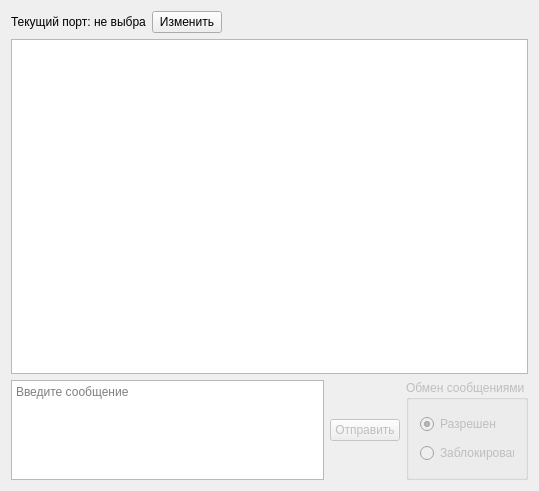
The window that mainwindow.ui (ishimko/COM-lab) describes before a commit, drawn with Qt 5.
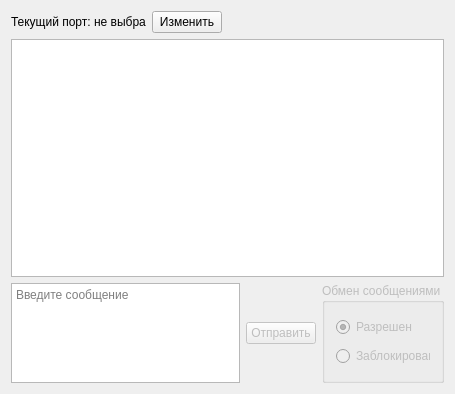
The same window after the commit.

Commit message: Ctrl-Enter для отправки сообщения, положение кнопки изменить

```diff
--- a/mainwindow.ui
+++ b/mainwindow.ui
@@ -6,8 +6,8 @@
    <rect>
     <x>0</x>
     <y>0</y>
-    <width>539</width>
-    <height>491</height>
+    <width>448</width>
+    <height>394</height>
    </rect>
   </property>
   <property name="windowTitle">
@@ -15,40 +15,7 @@
   </property>
   <widget class="QWidget" name="centralWidget">
    <layout class="QGridLayout" name="gridLayout">
-    <item row="2" column="0" colspan="4">
-     <widget class="QPlainTextEdit" name="txtMessageText">
-      <property name="maximumSize">
-       <size>
-        <width>16777215</width>
-        <height>100</height>
-       </size>
-      </property>
-      <property name="placeholderText">
-       <string>Введите сообщение</string>
-      </property>
-     </widget>
-    </item>
-    <item row="0" column="0">
-     <widget class="QLabel" name="lblCurrentPort">
-      <property name="maximumSize">
-       <size>
-        <width>135</width>
-        <height>16777215</height>
-       </size>
-      </property>
-      <property name="text">
-       <string>Текущий порт: не выбран</string>
-      </property>
-     </widget>
-    </item>
-    <item row="1" column="0" colspan="6">
-     <widget class="QPlainTextEdit" name="txtHistory">
-      <property name="readOnly">
-       <bool>true</bool>
-      </property>
-     </widget>
-    </item>
-    <item row="2" column="5">
+    <item row="2" column="6">
      <widget class="QGroupBox" name="grpChatMode">
       <property name="enabled">
        <bool>false</bool>
@@ -83,7 +50,40 @@
       </layout>
      </widget>
     </item>
-    <item row="2" column="4">
+    <item row="2" column="0" colspan="5">
+     <widget class="QPlainTextEdit" name="txtMessageText">
+      <property name="maximumSize">
+       <size>
+        <width>16777215</width>
+        <height>100</height>
+       </size>
+      </property>
+      <property name="placeholderText">
+       <string>Введите сообщение</string>
+      </property>
+     </widget>
+    </item>
+    <item row="0" column="0">
+     <widget class="QLabel" name="lblCurrentPort">
+      <property name="maximumSize">
+       <size>
+        <width>135</width>
+        <height>16777215</height>
+       </size>
+      </property>
+      <property name="text">
+       <string>Текущий порт: не выбран</string>
+      </property>
+     </widget>
+    </item>
+    <item row="1" column="0" colspan="7">
+     <widget class="QPlainTextEdit" name="txtHistory">
+      <property name="readOnly">
+       <bool>true</bool>
+      </property>
+     </widget>
+    </item>
+    <item row="2" column="5">
      <widget class="QPushButton" name="btnSend">
       <property name="enabled">
        <bool>false</bool>
```
Left out of the diff: 5 changed lines with no effect on the pictures.
